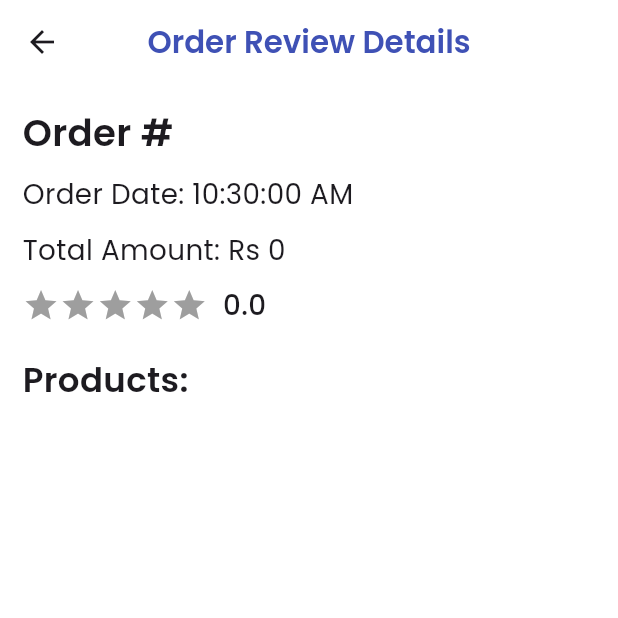
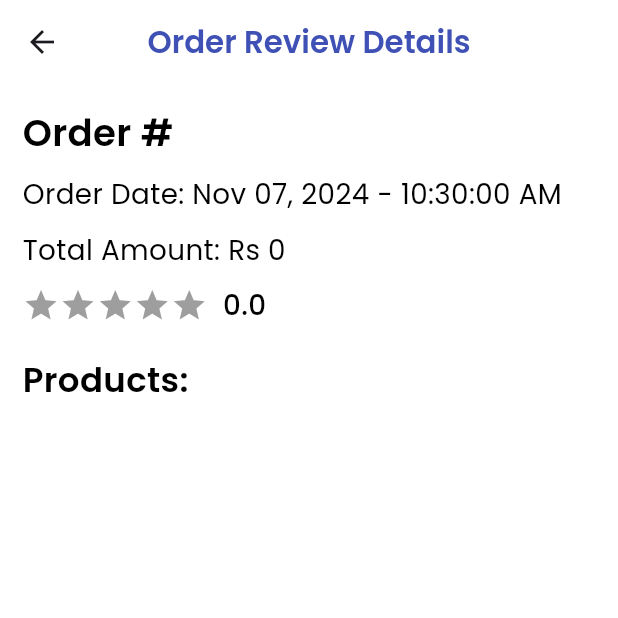
Before and after one commit to obaidullah72/ecommerce_new_app, a Flutter app: the DetailedReviewScreen screen opened directly with empty values, on a phone screen of 412 x 824 dp, the top half of it. Run offline on Flutter 3.47's test engine with Material 3 defaults, Android fonts, the phone set to English and light mode, and no system bars; drawn by our look-alikes of flutter_rating_bar; our stand-ins replace badges, cloud_firestore, connectivity_plus, firebase_auth, firebase_core, firebase_storage and 8 more; accounts and stored records are empty; statements that could not run were skipped; project files that could hold a hidden picture were left out.

Commit message:
Update detailreview.dart

```diff
--- a/lib/screens/extrascreen/detailed_pages/detailreview.dart
+++ b/lib/screens/extrascreen/detailed_pages/detailreview.dart
@@ -3,7 +3,7 @@ import 'package:flutter/material.dart';
 import 'package:flutter_rating_bar/flutter_rating_bar.dart';
 import 'package:gap/gap.dart';
 import 'package:google_fonts/google_fonts.dart';
-import 'package:intl/intl.dart'; // Import intl package
+import 'package:intl/intl.dart';
 
 class DetailedReviewScreen extends StatelessWidget {
   final Map<String, dynamic> review;
@@ -13,11 +13,15 @@ class DetailedReviewScreen extends StatelessWidget {
   @override
   Widget build(BuildContext context) {
     Size size = MediaQuery.of(context).size;
+    final isDarkMode = Theme.of(context).brightness == Brightness.dark;
+    final backgroundColor = isDarkMode ? Colors.black : Colors.white;
+    final textColor = isDarkMode ? Colors.white : Colors.black;
+    final cardColor = isDarkMode ? (Colors.grey[800] ?? Colors.grey) : Colors.white;
 
     return Scaffold(
-      backgroundColor: Colors.white,
+      backgroundColor: backgroundColor,
       appBar: AppBar(
-        backgroundColor: Colors.white,
+        backgroundColor: backgroundColor,
         title: Text(
           "Order Review Details",
           style: GoogleFonts.poppins(
@@ -38,6 +42,7 @@ class DetailedReviewScreen extends StatelessWidget {
               style: GoogleFonts.poppins(
                 fontSize: size.width * 0.06,
                 fontWeight: FontWeight.w600,
+                color: textColor,
               ),
             ),
             const SizedBox(height: 10),
@@ -46,6 +51,7 @@ class DetailedReviewScreen extends StatelessWidget {
               style: GoogleFonts.poppins(
                 fontSize: size.width * 0.045,
                 fontWeight: FontWeight.w400,
+                color: textColor,
               ),
             ),
             const Gap(10),
@@ -54,16 +60,18 @@ class DetailedReviewScreen extends StatelessWidget {
               style: GoogleFonts.poppins(
                 fontSize: size.width * 0.045,
                 fontWeight: FontWeight.w400,
+                color: textColor,
               ),
             ),
             const Gap(10),
-            _buildStarRating(review['rating']?.toDouble() ?? 0, size),
+            _buildStarRating(review['rating']?.toDouble() ?? 0, size, textColor),
             const Gap(20),
             Text(
               "Products:",
               style: GoogleFonts.poppins(
                 fontSize: size.width * 0.055,
                 fontWeight: FontWeight.w600,
+                color: textColor,
               ),
             ),
             const SizedBox(height: 10),
@@ -83,6 +91,8 @@ class DetailedReviewScreen extends StatelessWidget {
                     price: price,
                     imageUrl: imageUrl,
                     size: size,
+                    cardColor: cardColor,
+                    textColor: textColor,
                   );
                 },
               ),
@@ -93,7 +103,7 @@ class DetailedReviewScreen extends StatelessWidget {
                 padding: const EdgeInsets.symmetric(horizontal: 0.0, vertical: 10.0),
                 child: Card(
                   elevation: 3,
-                  color: Colors.white54,
+                  color: cardColor,
                   shape: RoundedRectangleBorder(
                     borderRadius: BorderRadius.circular(10),
                   ),
@@ -108,6 +118,7 @@ class DetailedReviewScreen extends StatelessWidget {
                           style: GoogleFonts.poppins(
                             fontSize: size.width * 0.055,
                             fontWeight: FontWeight.w600,
+                            color: textColor,
                           ),
                         ),
                         const SizedBox(height: 10),
@@ -116,6 +127,7 @@ class DetailedReviewScreen extends StatelessWidget {
                           style: GoogleFonts.poppins(
                             fontSize: size.width * 0.045,
                             fontWeight: FontWeight.w400,
+                            color: textColor,
                           ),
                         ),
                       ],
@@ -130,15 +142,17 @@ class DetailedReviewScreen extends StatelessWidget {
     );
   }
 
-  // Helper function to build product card
   Widget _buildProductCard({
     required Map<String, dynamic> product,
     required int quantity,
     required double price,
     required String imageUrl,
     required Size size,
+    required Color cardColor,
+    required Color textColor,
   }) {
     return Card(
+      color: cardColor,
       margin: EdgeInsets.only(bottom: size.height * 0.01),
       elevation: 2,
       shape: RoundedRectangleBorder(borderRadius: BorderRadius.circular(10)),
@@ -170,6 +184,7 @@ class DetailedReviewScreen extends StatelessWidget {
                     style: GoogleFonts.poppins(
                       fontSize: size.width * 0.045,
                       fontWeight: FontWeight.w500,
+                      color: textColor,
                     ),
                   ),
                   const SizedBox(height: 5),
@@ -178,6 +193,7 @@ class DetailedReviewScreen extends StatelessWidget {
                     style: GoogleFonts.poppins(
                       fontSize: size.width * 0.045,
                       fontWeight: FontWeight.w400,
+                      color: textColor,
                     ),
                   ),
                   const SizedBox(height: 5),
@@ -186,6 +202,7 @@ class DetailedReviewScreen extends StatelessWidget {
                     style: GoogleFonts.poppins(
                       fontSize: size.width * 0.045,
                       fontWeight: FontWeight.w500,
+                      color: textColor,
                     ),
                   ),
                 ],
@@ -197,15 +214,13 @@ class DetailedReviewScreen extends StatelessWidget {
     );
   }
 
-  // Helper function to format timestamp
   String _formatTimestamp(Timestamp? timestamp) {
     if (timestamp == null) return 'Unknown';
     DateTime dateTime = timestamp.toDate();
-    return DateFormat('h:mm:ss a').format(dateTime); // Format as "h:mm:ss a"
+    return DateFormat('MMM dd, yyyy - h:mm:ss a').format(dateTime);
   }
 
-  // Helper function to display star rating
-  Widget _buildStarRating(double rating, Size size) {
+  Widget _buildStarRating(double rating, Size size, Color textColor) {
     return Row(
       children: [
         RatingBarIndicator(
@@ -220,10 +235,11 @@ class DetailedReviewScreen extends StatelessWidget {
         ),
         const SizedBox(width: 10),
         Text(
-          rating.toString(),
+          rating.toStringAsFixed(1),
           style: GoogleFonts.poppins(
             fontSize: size.width * 0.045,
             fontWeight: FontWeight.w500,
+            color: textColor,
           ),
         ),
       ],
```
